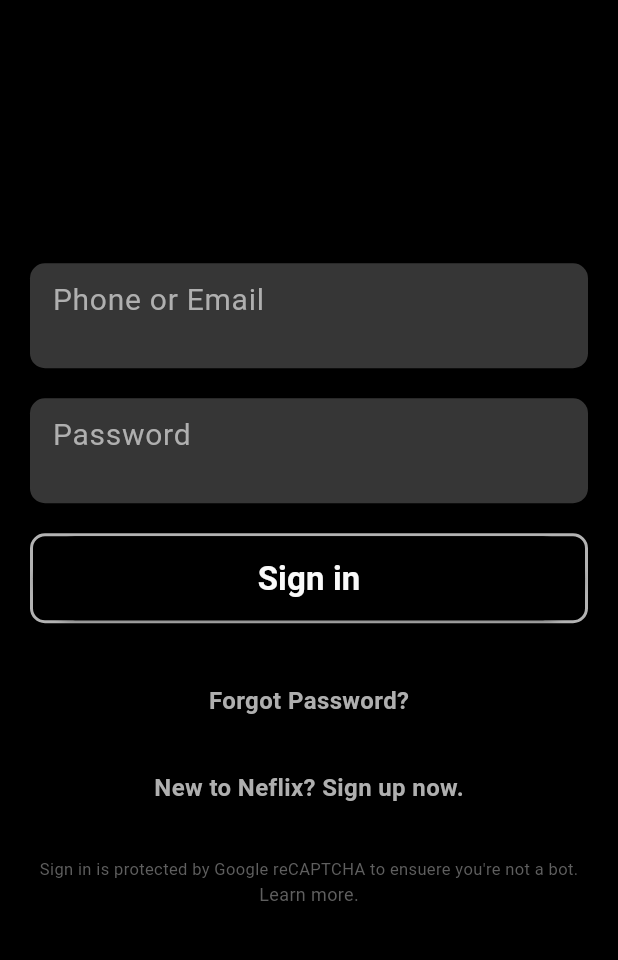
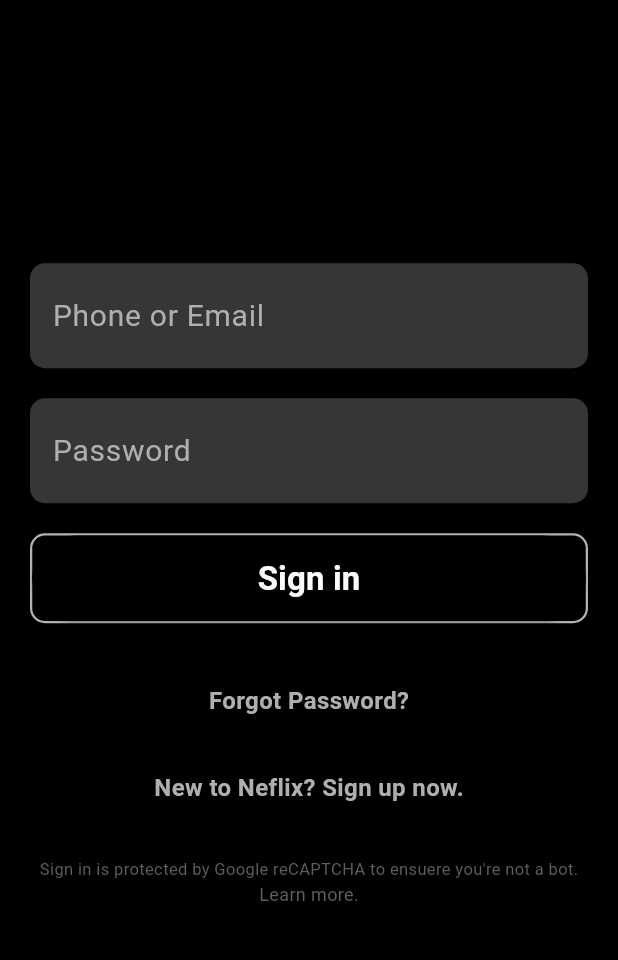
Before and after one commit to zawwinmky/lesson, a Flutter app: the screen it shows after launch, on a phone screen of 412 x 824 dp, the part 75-1035 px from its top. Run offline on Flutter 3.47's test engine with Material 3 defaults, Android fonts, the phone set to English and light mode, and no system bars.

Commit message:
align center vertically two textfiled

```diff
--- a/lib/main.dart
+++ b/lib/main.dart
@@ -47,7 +47,9 @@ class MyApp extends StatelessWidget {
                   color: Color.fromRGBO(54, 54, 54, 1.0),
                   borderRadius: BorderRadius.circular(10),
                 ),
-                padding: EdgeInsets.symmetric(horizontal: 15),
+                padding: const EdgeInsets.symmetric(horizontal: 15),
+                child: Align(
+                  alignment: Alignment.center,
                   child: TextField(
                     textInputAction: TextInputAction.next,
                     cursorColor: Colors.white,
@@ -65,6 +67,7 @@ class MyApp extends StatelessWidget {
                     ),
                   ),
                 ),
+              ),
               SizedBox(
                 height: 20,
               ),
@@ -75,6 +78,8 @@ class MyApp extends StatelessWidget {
                   borderRadius: BorderRadius.circular(10),
                 ),
                 padding: EdgeInsets.symmetric(horizontal: 15),
+                child: Align(
+                  alignment: Alignment.center,
                   child: TextField(
                     focusNode: pwdFocus,
                     cursorColor: Colors.white,
@@ -91,6 +96,7 @@ class MyApp extends StatelessWidget {
                     ),
                   ),
                 ),
+              ),
               SizedBox(
                 height: 20,
               ),
@@ -100,7 +106,7 @@ class MyApp extends StatelessWidget {
                 decoration: BoxDecoration(
                   borderRadius: BorderRadius.circular(10),
                   border: Border.all(
-                    width: 2,
+                    width: 1.5,
                     color: Colors.white70,
                   ),
                 ),
```
Lines whose indentation alone changed are shown as unchanged.
